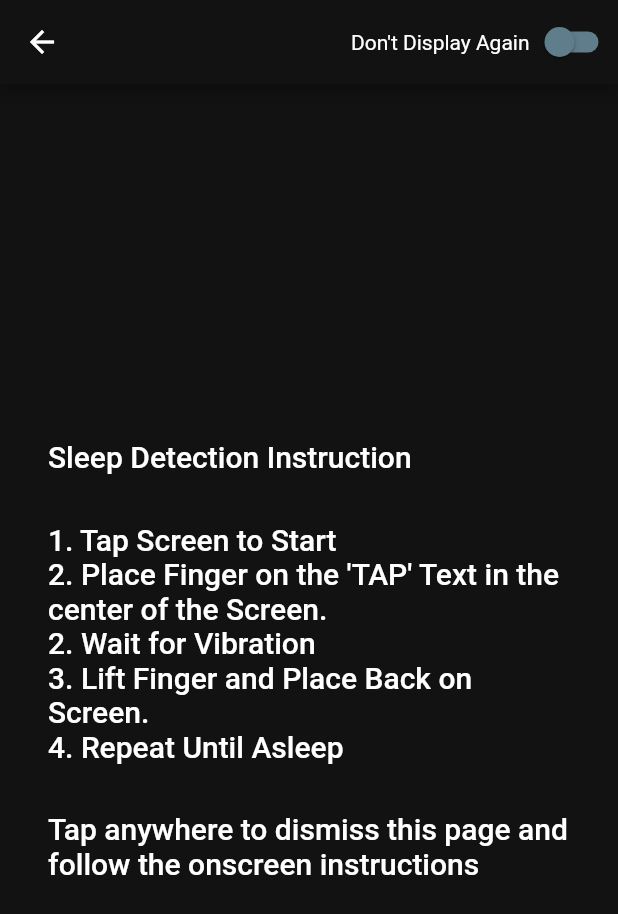
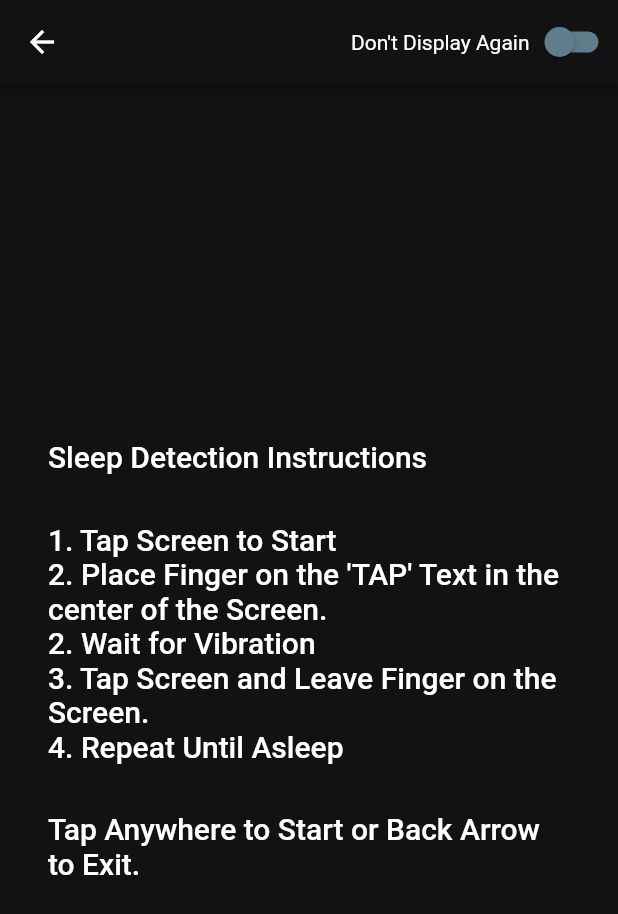
Before and after one commit to TimProctorAUT/NapApp, a Flutter app: the SplashScreen screen opened directly with empty values, on a phone screen of 412 x 824 dp. Shown: the top 914 px of the screen. Run offline on Flutter 3.47's test engine with Material 2 defaults, Android fonts, the phone set to English and light mode, and no system bars; our stand-ins replace audioplayers, charts_flutter, wakelock; missing offline and left inert: flutter_ringtone_player, vibrate, volume.

Commit message:
final review bug fixes

```diff
--- a/nap_app/lib/fileOperations.dart
+++ b/nap_app/lib/fileOperations.dart
@@ -140,7 +140,7 @@
       //Default nap settings
       catch(e){
         NapSettingsData settingsObject = NapSettingsData(
-          vibrationInterval: 2,
+          vibrationInterval: 30,
           napLength: 10,
           napLimit: 20,
           dontDisplayInstructions: false,
--- a/nap_app/lib/setting.dart
+++ b/nap_app/lib/setting.dart
@@ -13,6 +13,7 @@
   final bool wantsAlarmVibrate;
   final bool wantsGentleWake;
   final bool wantColourblindMode;
+  final bool musicFade;
   final String selectedAudioFile;
   final String selectedAlarmSound;
 
@@ -45,6 +46,7 @@
     this.wantsGentleWake,
     this.defaultSettings,
     this.wantColourblindMode,
+    this.musicFade
   });
 
 //If you add anymore field variables to this model class, you need to update
@@ -67,6 +69,7 @@
     'gentleWake' : wantsGentleWake,
     'defaultSettings' : defaultSettings,
     'colourblindMode' : wantColourblindMode,
+    'musicFade' : musicFade,
   };
 
 //To deserialze from JSON format.
@@ -84,5 +87,6 @@
       hasSavedSettings = json['hasSavedSettings'],
       wantsGentleWake = json['gentleWake'],
       defaultSettings = json['defaultSettings'],
-      wantColourblindMode = json['colourblindMode'];
+      wantColourblindMode = json['colourblindMode'],
+      musicFade = json['musicFade'];
 }
--- a/nap_app/lib/sleepDetection.dart
+++ b/nap_app/lib/sleepDetection.dart
@@ -57,12 +57,12 @@
   checkStateChangeRequired(){
     print("Checking current sleep state");
     print("Current State: ${this._sleepState}");
-    if(this.missedDetectionEvents > 2 && _sleepState == SleepState.awake){
+    if(this.missedDetectionEvents > 1 && _sleepState == SleepState.awake){
       _sleepState = SleepState.dozing;
       print("State changed to 'Dozing'");
     }
 
-    if(this.missedDetectionEvents > 3 && _sleepState == SleepState.dozing){
+    if(this.missedDetectionEvents >= 2 && _sleepState == SleepState.dozing){
       _sleepState = SleepState.sleeping;
       print("State changed to 'Sleeping'");
     }
--- a/nap_app/lib/views/instructionPage.dart
+++ b/nap_app/lib/views/instructionPage.dart
@@ -22,48 +22,11 @@
     fileOps.writeSettings(jsonEncode(widget.settings));
   }
 
-  // loadSettings() async{
-  //   dynamic decodedObject = await fileOps.readSettings();
-
-  //   setState(() {
-  //     try{
-  //       settingsObject = NapSettingsData(
-  //         vibrationInterval: decodedObject['vibrateInterval'],
-  //         napLimit: decodedObject['napLimit'],
-  //         napLength: decodedObject['napLength'],
-  //         selectedVibrate: decodedObject['selectedVibrate'],
-  //         wantsAudio: decodedObject['wantsAudio'],
-  //         wantsAlarmAudio: decodedObject['wantsAlarmAudio'],
-  //         wantsAlarmVibrate: decodedObject['wantsAlarmVibrate'],
-  //         selectedAudioFile: decodedObject['selectedAudioFile'],
-  //         selectedAlarmSound: decodedObject['selectedAlarmSound'],
-  //         dontDisplayInstructions: decodedObject['dontDisplayInstructions'],
-  //         hasSavedSettings: decodedObject['hasSavedSettings'],
-  //         wantsGentleWake: decodedObject['gentleWake']
-  //       );
-  //     }
-  //     catch(e){
-  //       print("file doesnt exists");
-  //       settingsObject = NapSettingsData(
-  //         napLength: 10,
-  //         napLimit: 20,
-  //         dontDisplayInstructions: false,
-  //         wantsAudio: false,
-  //         wantsAlarmAudio: true,
-  //         wantsGentleWake: false
-  //       );
-  //     }
-  //   });
-
-
-  //   Navigator.push(context,MaterialPageRoute(builder: (context) => NapSettings.NapSettings(napSettings: settingsObject,)),);
-  // }
-
   dialogBuilder(){
     return showDialog(
       context: context,
       builder: (context) => AlertDialog(
-        title: Text("You have opted to not display the instructions anymore.\n\nTo enable the instructions again, please visit the 'Nap Setup' from the homepage."),
+        title: Text("You have opted to not display the instructions anymore.\n\nTo enable the instructions again, please visit the 'Nap Setup' from the homepage and re-enable from the accessibility tab."),
         actions: <Widget>[
           FlatButton(
             child: Text("Ok"),
@@ -122,19 +85,19 @@
               mainAxisAlignment: MainAxisAlignment.center,
               crossAxisAlignment: CrossAxisAlignment.stretch,
               children: <Widget>[
-                Text("Sleep Detection Instruction", style: Theme.of(context).textTheme.title),
+                Text("Sleep Detection Instructions", style: Theme.of(context).textTheme.title),
                 Padding(
                   padding: EdgeInsets.all(16),
                 ),
                 Text("1. Tap Screen to Start", style: Theme.of(context).textTheme.title,),
                 Text("2. Place Finger on the 'TAP' Text in the center of the Screen.", style: Theme.of(context).textTheme.title,),
                 Text("2. Wait for Vibration", style: Theme.of(context).textTheme.title,),
-                Text("3. Lift Finger and Place Back on Screen.", style: Theme.of(context).textTheme.title,),
+                Text("3. Tap Screen and Leave Finger on the Screen.", style: Theme.of(context).textTheme.title,),
                 Text("4. Repeat Until Asleep", style: Theme.of(context).textTheme.title,),
                 Padding(
                   padding: EdgeInsets.all(16),
                 ),
-                Text("Tap anywhere to dismiss this page and follow the onscreen instructions", style: Theme.of(context).textTheme.title,),
+                Text("Tap Anywhere to Start or Back Arrow to Exit.", style: Theme.of(context).textTheme.title,),
               ],
             ),
           ),
--- a/nap_app/pubspec.yaml
+++ b/nap_app/pubspec.yaml
@@ -25,7 +25,7 @@
   flutter_ringtone_player: ^1.0.3
   audioplayers: ^0.13.1
   flutter_html: ^0.10.4
-  wakelock: ^0.1.2+8
+  wakelock: ^0.1.3
   path_provider: ^1.3.0
   intl: ^0.15.8
   url_launcher: ^5.1.4
```
Also changed, not shown: nap_app/lib/views/homePage.dart (+4 -5 lines), nap_app/lib/views/napSettingPage.dart (+6 -2 lines), nap_app/lib/views/summaryPage.dart (+5 -16 lines), nap_app/lib/views/tapPage.dart (+7 -9 lines), nap_app/lib/views/timerPage.dart (+21 -36 lines), 1 other file.
